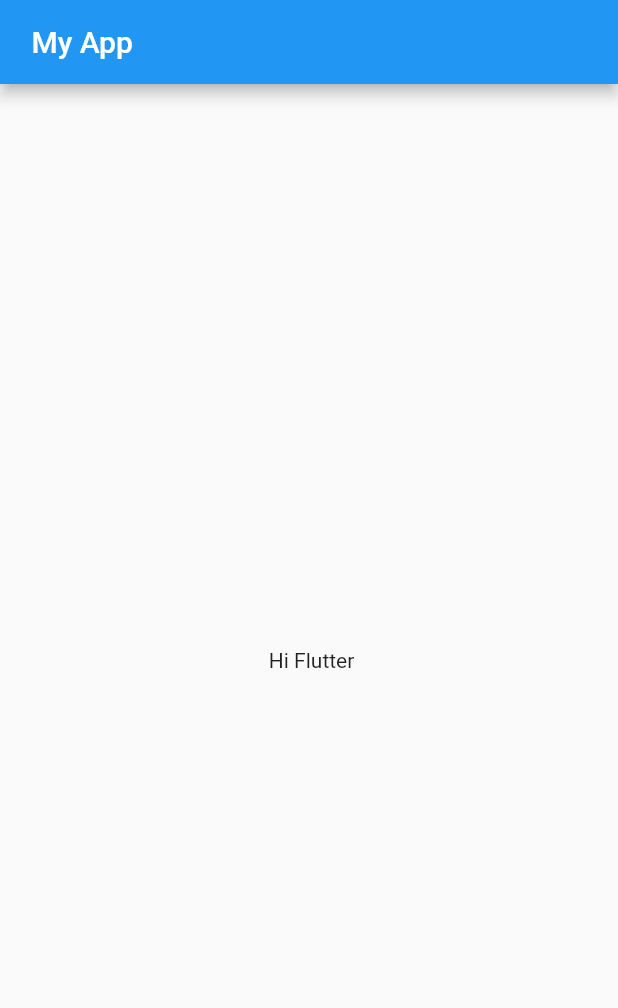
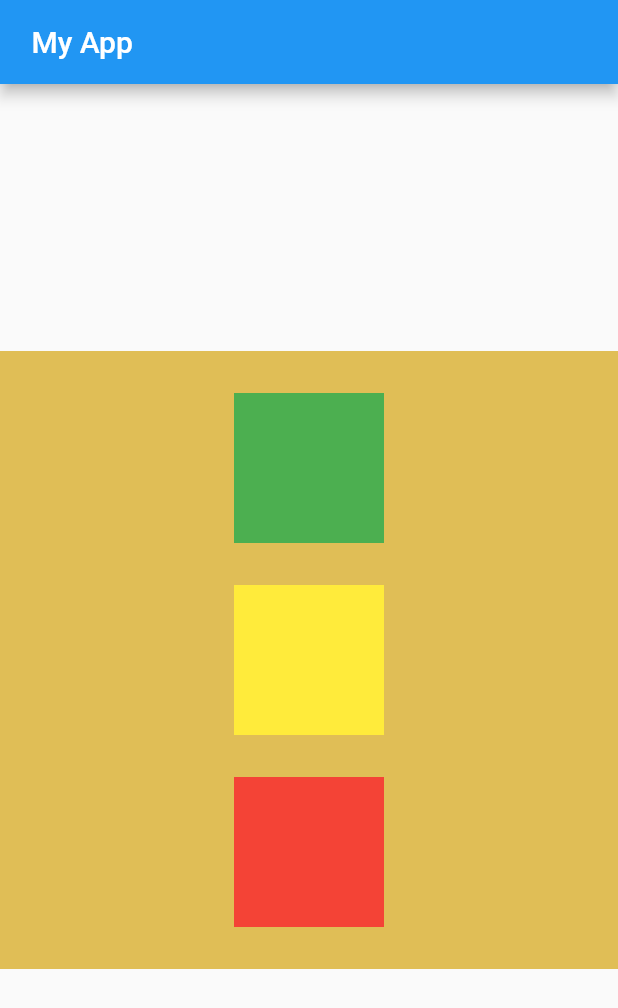
Before and after one commit to Gul-Is-Here/Fluuter_Practice_Apllication, a Flutter app: the screen it shows after launch, on a phone screen of 412 x 824 dp. Shown: the top 1008 px of the screen. Run offline on Flutter 3.47's test engine with Material 2 defaults, Android fonts, the light colour scheme and no system bars.

Commit message:
chapter2 completed

```diff
--- a/lib/main.dart
+++ b/lib/main.dart
@@ -11,11 +11,38 @@ class MyApp extends StatelessWidget{
     return Scaffold(appBar: AppBar(
       title: Text (' My App'),
     ),
-    body: Container(child:
-     Center(child:
-      Text(
-        ' Hi Flutter'
-        ),),),
+    body: Align(
+      child: Container(
+        color: Color.fromARGB(219, 220, 180, 59),
+          width: MediaQuery.of(context).size.width,
+           height:MediaQuery.of(context).size.height/2,
+        child: Column(
+         mainAxisAlignment: MainAxisAlignment.spaceEvenly,
+        crossAxisAlignment: CrossAxisAlignment.center,
+
+          children: [
+            Container(
+             padding: EdgeInsets.all(15),
+           width: 100,
+           height: 100,
+             color: Colors.green,
+            ),
+             Container(
+             padding: EdgeInsets.all(15),
+             width: 100,
+             height: 100,
+             color: Colors.yellow,
+            ),
+             Container(
+             padding: EdgeInsets.all(15),
+             width: 100,
+             height: 100,
+             color: Colors.red,
+            ),
+          ],
+        ),
+      ),
+    ),
     );
   }
 }
```
